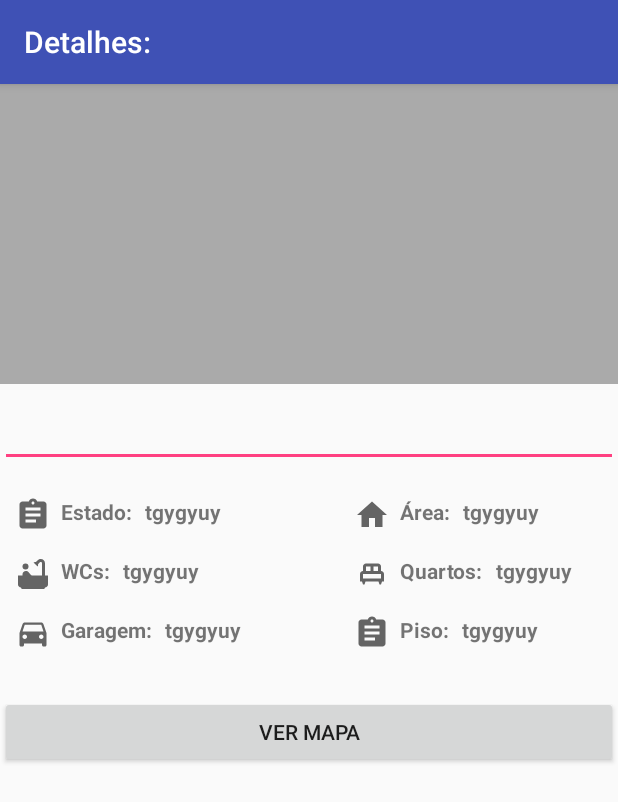
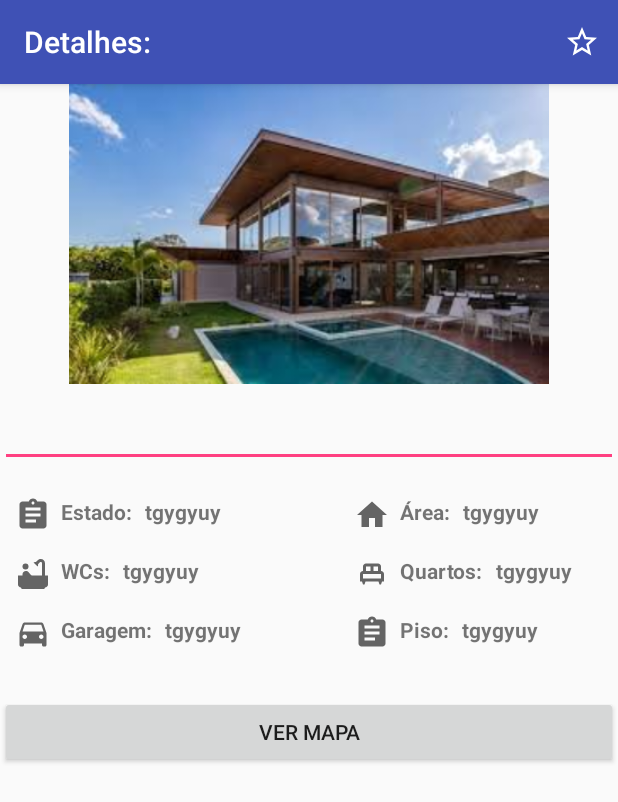
Before and after one commit to HugoEusebio2180607/HappyHouseApp, an Android app: the DetalhesImovelActivity screen opened directly, with no data from a screen before it, on a phone screen of 412 x 824 dp. Shown: the top 802 px of the screen. Run offline under Robolectric (Android 15) with nearby library versions, the phone set to English and light mode, and no system bars; our stand-ins replace Volley; 6 statements that could not run were skipped.

Commit message:
Criação de menus

```diff
--- a/app/build.gradle
+++ b/app/build.gradle
@@ -33,8 +33,13 @@ dependencies {
     implementation 'com.github.bumptech.glide:glide:4.10.0'
     implementation 'com.google.maps.android:android-maps-utils:2.2.0'
     implementation 'com.google.android.gms:play-services-maps:17.0.0'
+    implementation 'com.afollestad.material-dialogs:core:0.9.1.0'
     testImplementation 'junit:junit:4.12'
     androidTestImplementation 'androidx.test.ext:junit:1.1.2'
     androidTestImplementation 'androidx.test.espresso:espresso-core:3.3.0'
     //implementation 'com.google.android.gms:play-services:12.0.0'
 }
+
+repositories {
+    maven { url 'https://jitpack.io' }
+}
--- a/app/src/main/java/amsi/dei/estg/ipleiria/happy_house/DetalhesImovelActivity.java
+++ b/app/src/main/java/amsi/dei/estg/ipleiria/happy_house/DetalhesImovelActivity.java
@@ -2,10 +2,16 @@ package amsi.dei.estg.ipleiria.happy_house;
 
 import amsi.dei.estg.ipleiria.happy_house.modelos.Imovel;
 import amsi.dei.estg.ipleiria.happy_house.modelos.SingletonImovel;
+import androidx.annotation.NonNull;
 import androidx.appcompat.app.AppCompatActivity;
+import androidx.core.content.ContextCompat;
 
 import android.content.Intent;
+import android.graphics.drawable.Drawable;
 import android.os.Bundle;
+import android.view.Menu;
+import android.view.MenuInflater;
+import android.view.MenuItem;
 import android.view.View;
 import android.widget.Button;
 import android.widget.EditText;
@@ -26,6 +32,8 @@ public class DetalhesImovelActivity extends AppCompatActivity /*implements OnMap
     private TextView tvEstado, tvArea, tvWCs, tvQuartos, tvGaragem, tvPiso;
     private ImageView imgCapa;
     private Button btnMapa;
+    private MenuItem itemFavorito;
+    private Boolean isFavourite = false;
 
     @Override
     protected void onCreate(Bundle savedInstanceState) {
@@ -40,12 +48,12 @@ public class DetalhesImovelActivity extends AppCompatActivity /*implements OnMap
         imovel = SingletonImovel.getInstance(getApplicationContext()).getImovel(id);
 
 
-        tvEstado = findViewById(R.id.tvEstado);
-        tvArea = findViewById(R.id.tvArea);
-        tvWCs = findViewById(R.id.tvWC);
-        tvQuartos = findViewById(R.id.tvQuartos);
-        tvGaragem = findViewById(R.id.tvGaragem);
-        tvPiso = findViewById(R.id.tvPiso);
+        tvEstado = findViewById(R.id.tvEstadoInfo);
+        tvArea = findViewById(R.id.tvAreaInfo);
+        tvWCs = findViewById(R.id.tvWcInfo);
+        tvQuartos = findViewById(R.id.tvQuartosInfo);
+        tvGaragem = findViewById(R.id.tvGaragemInfo);
+        tvPiso = findViewById(R.id.tvPisoInfo);
         imgCapa = findViewById(R.id.imageView2);
 
         btnMapa = findViewById(R.id.btnMap);
@@ -59,20 +67,44 @@ public class DetalhesImovelActivity extends AppCompatActivity /*implements OnMap
         });
 
         setTitle("Detalhes: ");
-        //carregarDetalhesCasa();
+
+        tvEstado.setText(imovel.getEstado());
+        tvArea.setText(imovel.getArea()+"");
+        tvWCs.setText(imovel.getNwc()+"");
+        tvQuartos.setText(imovel.getNquartos()+"");
+        tvGaragem.setText(imovel.getGaragem()+"");
+        tvPiso.setText(imovel.getPiso()+"");
+        //imgCapa.setImageResource(imovel.getImagem());
+        imgCapa.setImageResource(R.drawable.casa);
     }
 
-    private void carregarDetalhesCasa() {
 
-        tvEstado.setText(imovel.getEstado());
-        tvArea.setText(imovel.getArea());
-        tvWCs.setText(imovel.getNwc());
-        tvQuartos.setText(imovel.getNquartos());
-        tvGaragem.setText(imovel.getGaragem());
-        tvPiso.setText(imovel.getPiso());
-        //imgCapa.setImageResource(imovel.getImagem());
-        imgCapa.setImageResource(R.drawable.casa);
 
+    @Override
+    public boolean onCreateOptionsMenu(Menu menu) {
+        getMenuInflater().inflate(R.menu.menu_favorito, menu);
+
+        itemFavorito = menu.findItem(R.id.itemFavorito);
+
+        return(super.onCreateOptionsMenu(menu));
+    }
+
+    @Override
+    public boolean onOptionsItemSelected(MenuItem item) {
+        switch (item.getItemId()) {
+            case R.id.itemFavorito:
+                if (!isFavourite){
+                    item.setIcon(R.drawable.ic_star);
+                    isFavourite = true;
+                }  else {
+                    item.setIcon(R.drawable.ic_star_border);
+                    isFavourite = false;
+                }
+                break;
+            default:
+                break;
+        }
+        return super.onOptionsItemSelected(item);
     }
 
 //    @Override
--- /dev/null
+++ b/app/src/main/res/drawable/ic_star.xml
@@ -0,0 +1,10 @@
+<vector xmlns:android="http://schemas.android.com/apk/res/android"
+    android:width="24dp"
+    android:height="24dp"
+    android:viewportWidth="24"
+    android:viewportHeight="24"
+    android:tint="?attr/colorControlNormal">
+  <path
+      android:fillColor="@android:color/white"
+      android:pathData="M12,17.27L18.18,21l-1.64,-7.03L22,9.24l-7.19,-0.61L12,2 9.19,8.63 2,9.24l5.46,4.73L5.82,21z"/>
+</vector>
--- /dev/null
+++ b/app/src/main/res/drawable/ic_star_border.xml
@@ -0,0 +1,10 @@
+<vector xmlns:android="http://schemas.android.com/apk/res/android"
+    android:width="24dp"
+    android:height="24dp"
+    android:viewportWidth="24"
+    android:viewportHeight="24"
+    android:tint="?attr/colorControlNormal">
+  <path
+      android:fillColor="@android:color/white"
+      android:pathData="M22,9.24l-7.19,-0.62L12,2 9.19,8.63 2,9.24l5.46,4.73L5.82,21 12,17.27 18.18,21l-1.63,-7.03L22,9.24zM12,15.4l-3.76,2.27 1,-4.28 -3.32,-2.88 4.38,-0.38L12,6.1l1.71,4.04 4.38,0.38 -3.32,2.88 1,4.28L12,15.4z"/>
+</vector>
--- /dev/null
+++ b/app/src/main/res/menu/menu_favorito.xml
@@ -0,0 +1,10 @@
+<?xml version="1.0" encoding="utf-8"?>
+<menu xmlns:app="http://schemas.android.com/apk/res-auto"
+    xmlns:android="http://schemas.android.com/apk/res/android">
+
+    <item
+        android:id="@+id/itemFavorito"
+        android:icon="@drawable/ic_star_border"
+        android:title="@string/favorito"
+        app:showAsAction="always"/>
+</menu>
--- a/app/src/main/res/values/strings.xml
+++ b/app/src/main/res/values/strings.xml
@@ -24,4 +24,9 @@
     <string name="msg_valid_email">Introduza um email válido.</string>
     <string name="msg_valid_pw">Password Inválida</string>
     <string name="title_activity_maps">Map</string>
+    <string name="favorito">Favorito</string>
+    <string name="cidade">Cidade</string>
+    <string name="quartos">Quartos</string>
+    <string name="estado">Estado</string>
+    <string name="preco">Preco</string>
 </resources>
```
Also changed, not shown: app/src/main/java/amsi/dei/estg/ipleiria/happy_house/ListaImoveisFragment.java (+35 -0 lines), app/src/main/java/amsi/dei/estg/ipleiria/happy_house/modelos/ImagensBDHelper.java (added, +29 -0 lines), app/src/main/res/drawable/ic_euro.xml (added, +10 -0 lines), app/src/main/res/drawable/ic_location_city.xml (added, +10 -0 lines), app/src/main/res/menu/menu_imovel.xml (added, +29 -0 lines).
